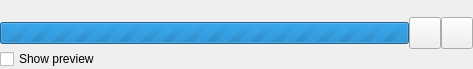
The window that library/tulip-gui/designer/SimplePluginProgressWidget.ui (vadivelselvaraj/TulipGLImprovement) describes before a commit, drawn with Qt 5.
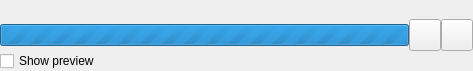
The same window after the commit. Icons and pictures are not drawn.

```diff
--- a/library/tulip-gui/designer/SimplePluginProgressWidget.ui
+++ b/library/tulip-gui/designer/SimplePluginProgressWidget.ui
@@ -7,7 +7,7 @@
     <x>0</x>
     <y>0</y>
     <width>473</width>
-    <height>69</height>
+    <height>71</height>
    </rect>
   </property>
   <property name="windowTitle">
```
Left out of the diff: 19 changed lines with no effect on the pictures.
